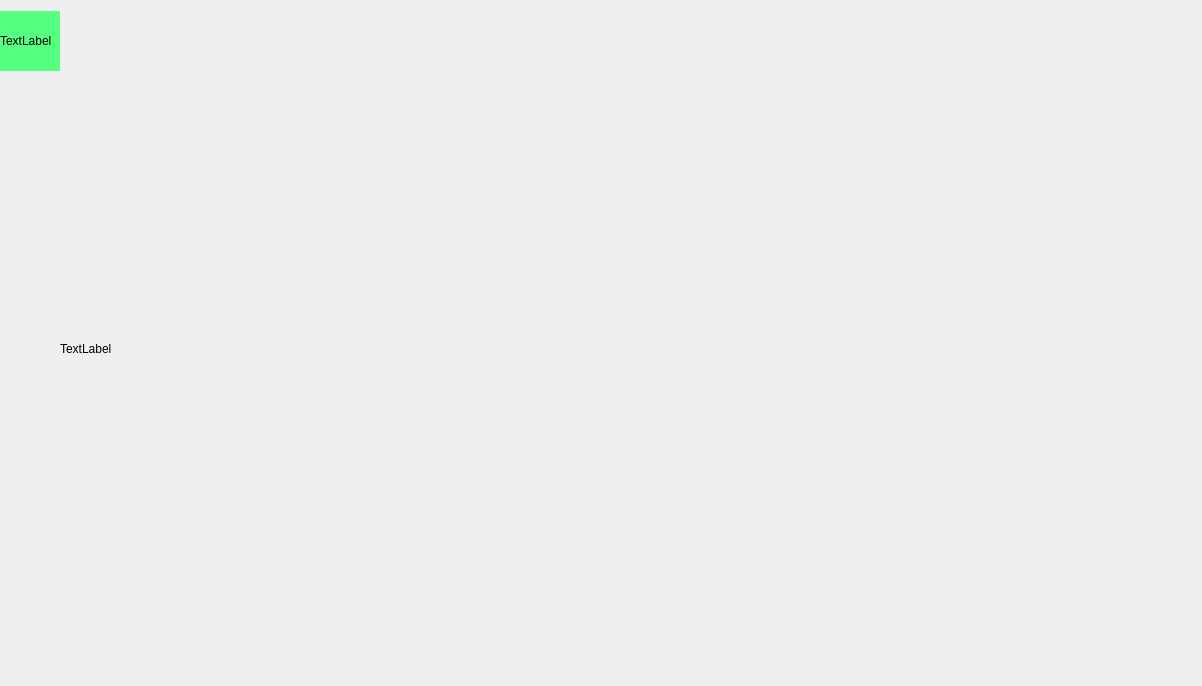
Before: the Qt Designer form ui/chat.ui in miku2078/qt_QQ, drawn with Qt 5.
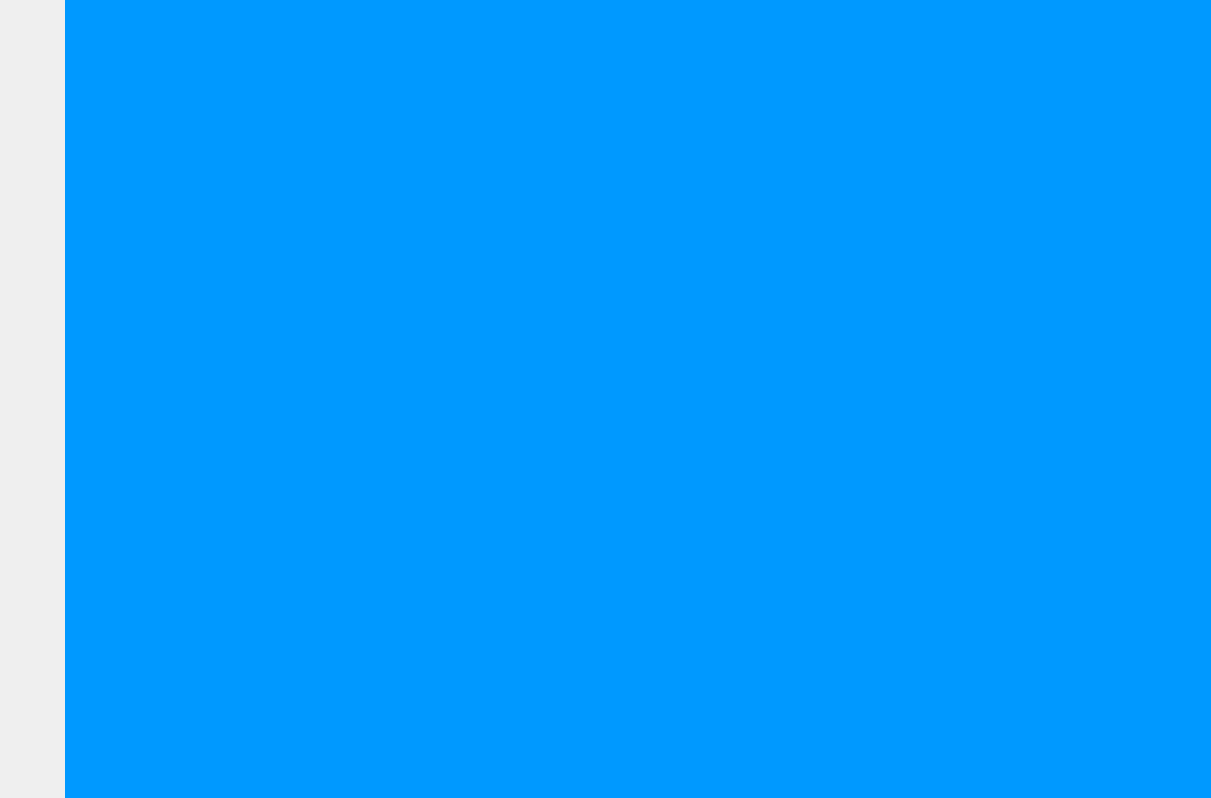
After: the same form once the commit is applied.

```diff
--- a/ui/chat.ui
+++ b/ui/chat.ui
@@ -6,8 +6,8 @@
    <rect>
     <x>0</x>
     <y>0</y>
-    <width>1202</width>
-    <height>686</height>
+    <width>1211</width>
+    <height>798</height>
    </rect>
   </property>
   <property name="windowTitle">
@@ -20,6 +20,9 @@
    <property name="leftMargin">
     <number>0</number>
    </property>
+   <property name="topMargin">
+    <number>0</number>
+   </property>
    <property name="rightMargin">
     <number>0</number>
    </property>
@@ -53,7 +56,7 @@
       <item>
        <widget class="QLabel" name="label_2">
         <property name="sizePolicy">
-         <sizepolicy hsizetype="Expanding" vsizetype="Fixed">
+         <sizepolicy hsizetype="Fixed" vsizetype="Fixed">
           <horstretch>0</horstretch>
           <verstretch>0</verstretch>
          </sizepolicy>
@@ -65,10 +68,15 @@
          </size>
         </property>
         <property name="styleSheet">
-         <string notr="true">background-color: rgb(85, 255, 127);</string>
+         <string notr="true">QLabel {
+  border-radius: 30px;
+  border: none;
+  background-color: transparent;
+  padding : 0px;
+}</string>
         </property>
         <property name="text">
-         <string>TextLabel</string>
+         <string/>
         </property>
        </widget>
       </item>
@@ -90,6 +98,18 @@
    </item>
    <item>
     <widget class="QWidget" name="widget_2" native="true">
+     <property name="sizePolicy">
+      <sizepolicy hsizetype="Minimum" vsizetype="Preferred">
+       <horstretch>0</horstretch>
+       <verstretch>0</verstretch>
+      </sizepolicy>
+     </property>
+     <property name="minimumSize">
+      <size>
+       <width>0</width>
+       <height>0</height>
+      </size>
+     </property>
      <layout class="QHBoxLayout" name="horizontalLayout_2">
       <property name="spacing">
        <number>0</number>
@@ -106,6 +126,38 @@
       <property name="bottomMargin">
        <number>0</number>
       </property>
+      <item>
+       <spacer name="horizontalSpacer_2">
+        <property name="orientation">
+         <enum>Qt::Horizontal</enum>
+        </property>
+        <property name="sizeType">
+         <enum>QSizePolicy::Fixed</enum>
+        </property>
+        <property name="sizeHint" stdset="0">
+         <size>
+          <width>5</width>
+          <height>20</height>
+         </size>
+        </property>
+       </spacer>
+      </item>
+      <item>
+       <spacer name="horizontalSpacer_3">
+        <property name="orientation">
+         <enum>Qt::Horizontal</enum>
+        </property>
+        <property name="sizeType">
+         <enum>QSizePolicy::Fixed</enum>
+        </property>
+        <property name="sizeHint" stdset="0">
+         <size>
+          <width>0</width>
+          <height>20</height>
+         </size>
+        </property>
+       </spacer>
+      </item>
       <item>
        <widget class="QLabel" name="label">
         <property name="sizePolicy">
@@ -114,8 +166,34 @@
           <verstretch>0</verstretch>
          </sizepolicy>
         </property>
+        <property name="maximumSize">
+         <size>
+          <width>166666</width>
+          <height>16777215</height>
+         </size>
+        </property>
+        <property name="font">
+         <font>
+          <pointsize>22</pointsize>
+         </font>
+        </property>
+        <property name="layoutDirection">
+         <enum>Qt::LeftToRight</enum>
+        </property>
+        <property name="styleSheet">
+         <string notr="true">background-color: rgb(0, 153, 255);</string>
+        </property>
         <property name="text">
-         <string>TextLabel</string>
+         <string/>
+        </property>
+        <property name="alignment">
+         <set>Qt::AlignLeading|Qt::AlignLeft|Qt::AlignTop</set>
+        </property>
+        <property name="wordWrap">
+         <bool>true</bool>
+        </property>
+        <property name="margin">
+         <number>8</number>
         </property>
        </widget>
       </item>
```
Left out of the diff: 4 changed lines with no effect on the pictures.
